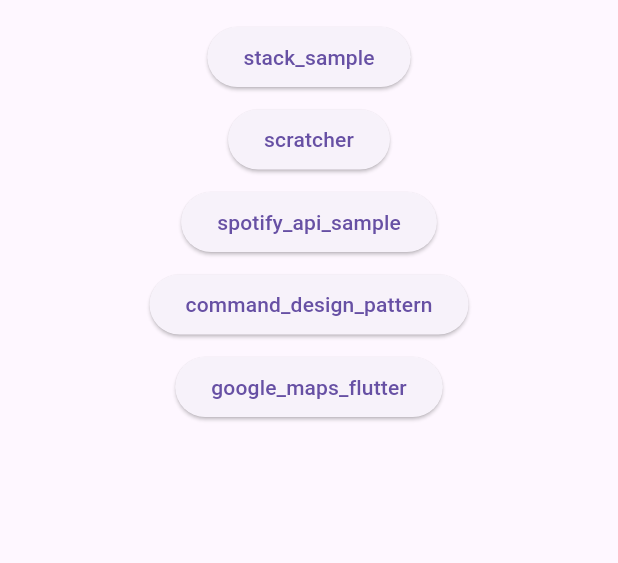
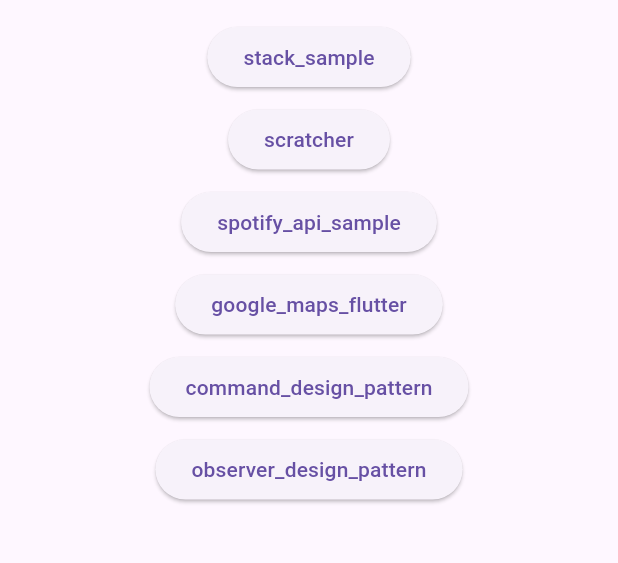
Before and after one commit to nozomi-koborinai/flutter-sandbox, a Flutter app: the screen it shows after launch, on a phone screen of 412 x 824 dp, the part 63-626 px from its top. Run offline on Flutter 3.47's test engine with Material 2 defaults, Android fonts, the phone set to English and light mode, and no system bars; our stand-ins replace firebase_core, gap, google_maps_flutter; missing offline and left inert: google_polyline_algorithm, scratcher; accounts and stored records are empty.

Commit message:
🚀 feat: Observerデザインパターンページ追加

```diff
--- a/lib/samples/home.dart
+++ b/lib/samples/home.dart
@@ -5,6 +5,8 @@ import 'package:flutter_sandbox/samples/scratcher/scratcher_page.dart';
 import 'package:flutter_sandbox/samples/spotify_api/spotify_api_sample_page.dart';
 import 'package:flutter_sandbox/samples/stack/stack_sample.dart';
 import 'package:gap/gap.dart';
+
+import 'observer_design_pattern/observer_example_page.dart';
 
 class HomePage extends StatelessWidget {
   const HomePage({super.key});
@@ -38,13 +40,18 @@ class HomePage extends StatelessWidget {
             ),
             const Gap(7),
             ElevatedButton(
+              child: const Text('google_maps_flutter'),
+              onPressed: () => _onPressed(context, GoogleMapsFlutterPage()),
+            ),
+            const Gap(7),
+            ElevatedButton(
               child: const Text('command_design_pattern'),
               onPressed: () => _onPressed(context, const CommandExamplePage()),
             ),
             const Gap(7),
             ElevatedButton(
-              child: const Text('google_maps_flutter'),
-              onPressed: () => _onPressed(context, GoogleMapsFlutterPage()),
+              child: const Text('observer_design_pattern'),
+              onPressed: () => _onPressed(context, const ObserverExamplePage()),
             ),
             const Gap(7),
           ],
```
Also changed, not shown: lib/samples/observer_design_pattern/observer_example_page.dart (added, +18 -0 lines).
